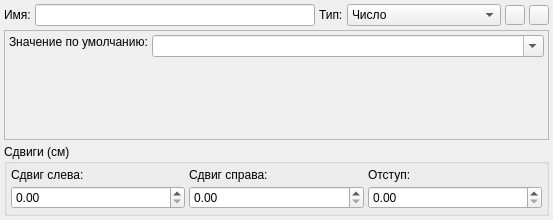
This is src/main/columneditdialog.ui in Gris87/ProtocolCreator as Qt 5 draws it before an edit. The edited form follows.
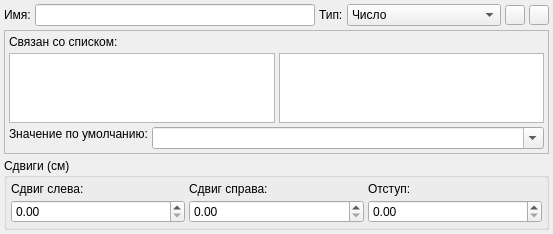
This is the edited form. The open tabs and pages were chosen to show the change. Icons and pictures are not drawn.

Commit message: Set link to list variable

Patch:
```diff
--- a/src/main/columneditdialog.ui
+++ b/src/main/columneditdialog.ui
@@ -7,7 +7,7 @@
     <x>0</x>
     <y>0</y>
     <width>553</width>
-    <height>207</height>
+    <height>219</height>
    </rect>
   </property>
   <property name="windowTitle">
@@ -475,6 +475,34 @@
        <property name="margin">
         <number>4</number>
        </property>
+       <item>
+        <widget class="QLabel" name="listLinkLabel">
+         <property name="text">
+          <string>Связан со списком:</string>
+         </property>
+         <property name="alignment">
+          <set>Qt::AlignLeading|Qt::AlignLeft|Qt::AlignTop</set>
+         </property>
+        </widget>
+       </item>
+       <item>
+        <widget class="QWidget" name="listLinkWidget" native="true">
+         <layout class="QHBoxLayout" name="horizontalLayout_12">
+          <property name="spacing">
+           <number>4</number>
+          </property>
+          <property name="margin">
+           <number>0</number>
+          </property>
+          <item>
+           <widget class="QListWidget" name="listLinkPagesListWidget"/>
+          </item>
+          <item>
+           <widget class="QListWidget" name="listLinkVariablesListWidget"/>
+          </item>
+         </layout>
+        </widget>
+       </item>
        <item>
         <layout class="QHBoxLayout" name="horizontalLayout_9">
          <property name="spacing">
```
The commit also changes 2 other files.
